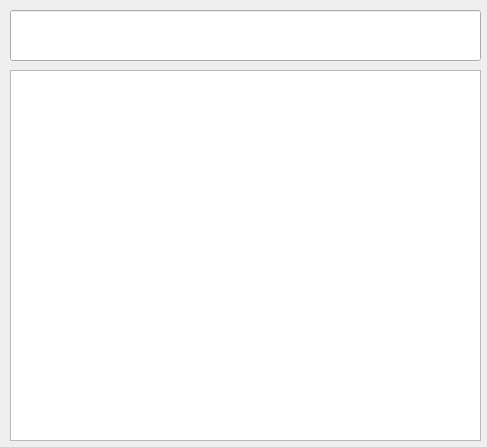
The window that SyaringanWidget.ui (SundaySSSSS/Syaringan) describes before a commit, drawn with Qt 5.
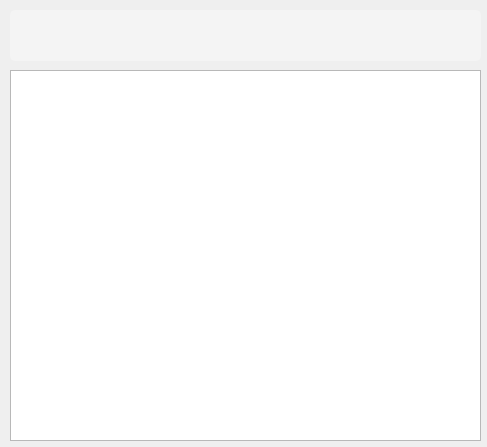
The same window after the commit.

Commit message: make the line editor more beautiful, and make the form frameless

Patch:
```diff
--- a/SyaringanWidget.ui
+++ b/SyaringanWidget.ui
@@ -22,6 +22,23 @@
      <height>51</height>
     </rect>
    </property>
+   <property name="font">
+    <font>
+     <family>Consolas</family>
+     <pointsize>20</pointsize>
+    </font>
+   </property>
+   <property name="styleSheet">
+    <string notr="true">QLineEdit
+{
+	border:none;
+	background-color: rgb(244, 244, 244);
+    border-top-right-radius:5px;
+	border-bottom-right-radius:5px;
+	border-top-left-radius:5px;
+	border-bottom-left-radius:5px;
+}</string>
+   </property>
   </widget>
   <widget class="QListWidget" name="listWidgetResult">
    <property name="geometry">
```
The commit also changes 2 other files.
